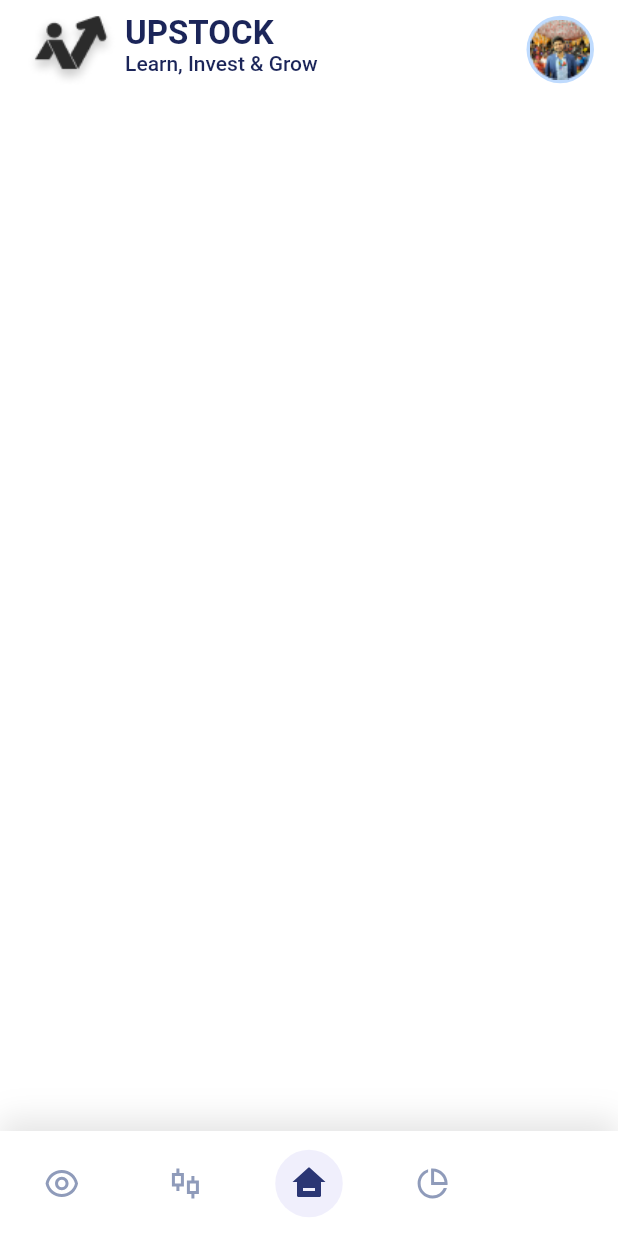
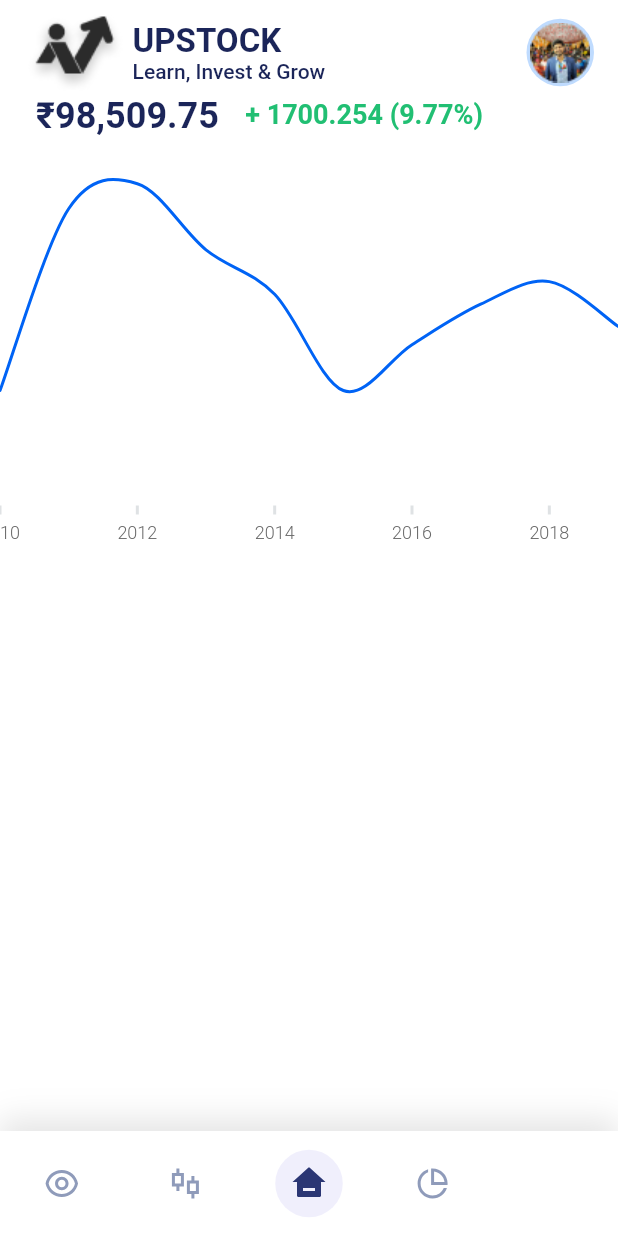
Before and after one commit to visionxStudio/upstock---Stock-market-prediction, a Flutter app: the screen it shows after launch, on a phone screen of 412 x 824 dp. Run offline on Flutter 3.47's test engine with Material 2 defaults, Android fonts, the phone set to English and light mode, and no system bars; our stand-ins replace animated_text_kit, auto_route, cloud_firestore, dio, firebase_auth, firebase_core and 7 more; accounts and stored records are empty; Roboto replaces fonts that are missing (Manrope).

Commit message:
nepse chart created

```diff
--- a/lib/main.dart
+++ b/lib/main.dart
@@ -1,7 +1,6 @@
 import 'package:auto_route/auto_route.dart';
 import 'package:firebase_core/firebase_core.dart';
 import 'package:flutter/material.dart';
-import 'package:flutter/services.dart';
 import 'package:flutter_riverpod/flutter_riverpod.dart';
 import 'package:upstock/src/common/service/shared_pref_provider.dart';
 
--- a/lib/src/common/constants/constants.dart
+++ b/lib/src/common/constants/constants.dart
@@ -31,8 +31,10 @@ const Color minimalInputField = Color(0xFFF1F5F9);
 // Colors for chips
 const Color kChipColor = Color(0xFFE9EDF7);
 const Color kCoursesTextColor = Color(0xFF47548C);
+const Color kProfitColor = Color(0xFF21BF73);
 
 const Color kPrimaryColor = Color(0xFF1B2559);
+const Color kPrimaryColor2 = Color(0xFF0063F5);
 const Color kSecondaryColor = Color(0xFFE0F3FF);
 const Color kPrimaryColorDark = Color(0xFF0B2B40);
 const Color kWhiteColor = Color(0xFFFFFFFF);
--- a/lib/src/features/homepage/homepage.dart
+++ b/lib/src/features/homepage/homepage.dart
@@ -2,6 +2,7 @@ import 'package:flutter/material.dart';
 import 'package:upstock/src/common/constants/constants.dart';
 import 'package:upstock/src/common/widgets/size/custom_size_widget.dart';
 import 'package:upstock/src/common/widgets/text/custom_normal_text_widget.dart';
+import 'package:upstock/src/features/homepage/widgets/nepse_chart.dart';
 
 class HomeScreen extends StatelessWidget {
   const HomeScreen({Key? key}) : super(key: key);
@@ -11,12 +12,14 @@ class HomeScreen extends StatelessWidget {
     return Scaffold(
       backgroundColor: kWhiteColor,
       appBar: PreferredSize(
-        preferredSize: const Size(double.infinity, kToolbarHeight + 10),
+        preferredSize: const Size(double.infinity, kToolbarHeight * 2),
         child: SafeArea(
           child: Padding(
             padding:
                 const EdgeInsets.symmetric(horizontal: 16.0, vertical: 8.0),
-            child: SizedBox(
+            child: Column(
+              children: [
+                SizedBox(
                   width: double.infinity,
                   child: Row(
                     mainAxisAlignment: MainAxisAlignment.spaceBetween,
@@ -58,10 +61,38 @@ class HomeScreen extends StatelessWidget {
                     ],
                   ),
                 ),
+                Padding(
+                  padding: const EdgeInsets.symmetric(horizontal: 8.0),
+                  child: Row(
+                    children: const [
+                      NormalText(
+                        "₹98,509.75",
+                        fontSize: kDefaultFontSize + 8,
+                        fontWeight: FontWeight.bold,
+                      ),
+                      WidthWidget(16.0),
+                      NormalText(
+                        "+ 1700.254 (9.77%)",
+                        color: kProfitColor,
+                        fontSize: kDefaultFontSize + 2,
+                        fontWeight: FontWeight.bold,
+                      ),
+                    ],
+                  ),
+                )
+              ],
             ),
           ),
         ),
-      body: Column(),
+      ),
+      body: Column(
+        children: const [
+          SizedBox(
+            height: 250.0,
+            child: NEPSEChart(),
+          ),
+        ],
+      ),
     );
   }
 }
--- a/lib/src/features/homepage/widgets/nepse_chart.dart
+++ b/lib/src/features/homepage/widgets/nepse_chart.dart
@@ -1,14 +1,77 @@
 import 'package:flutter/material.dart';
 import 'package:syncfusion_flutter_charts/charts.dart';
+import 'package:upstock/src/common/constants/constants.dart';
 
-class NEPSEChart extends StatelessWidget {
+class NEPSEChart extends StatefulWidget {
   const NEPSEChart({Key? key}) : super(key: key);
 
   @override
+  State<NEPSEChart> createState() => _NEPSEChartState();
+}
+
+class _NEPSEChartState extends State<NEPSEChart> {
+  late TooltipBehavior _tooltipBehavior;
+  @override
+  void initState() {
+    _tooltipBehavior = TooltipBehavior(
+      enable: true,
+      color: kGreyColor.withOpacity(0.5),
+      format: 'point.y',
+    );
+    super.initState();
+  }
+
+  @override
   Widget build(BuildContext context) {
-    return SizedBox(
-      height: 450,
-      child: SfCartesianChart(),
+    final List<ChartData> chartData = [
+      ChartData(2010, 2200.88),
+      ChartData(2011, 2265.52),
+      ChartData(2012, 2274.42),
+      ChartData(2013, 2250.91),
+      ChartData(2014, 2235.09),
+      ChartData(2015, 2200.88),
+      ChartData(2016, 2217.19),
+      ChartData(2017, 2231.57),
+      ChartData(2018, 2239.6),
+      ChartData(2019, 2223.7)
+    ];
+    return Scaffold(
+      body: Center(
+        child: SfCartesianChart(
+          tooltipBehavior: _tooltipBehavior,
+          enableMultiSelection: true,
+          plotAreaBorderWidth: 0,
+          margin: EdgeInsets.zero,
+          backgroundColor: kWhiteColor,
+          primaryXAxis: NumericAxis(
+            edgeLabelPlacement: EdgeLabelPlacement.shift,
+            majorGridLines: const MajorGridLines(width: 0),
+            axisLine: const AxisLine(width: 0),
+            majorTickLines: const MajorTickLines(
+                size: 6, width: 2, color: Color(0xFFDFE2E4)),
+          ),
+          primaryYAxis: NumericAxis(
+            isVisible: false,
+            majorGridLines: const MajorGridLines(width: 0),
+            axisLine: const AxisLine(width: 0),
+          ),
+          series: <ChartSeries>[
+            SplineSeries<ChartData, int>(
+              color: kPrimaryColor2,
+              dataSource: chartData,
+              enableTooltip: true,
+              xValueMapper: (ChartData data, _) => data.x,
+              yValueMapper: (ChartData data, _) => data.y,
+            )
+          ],
+        ),
+      ),
     );
   }
 }
+
+class ChartData {
+  ChartData(this.x, this.y);
+  final int x;
+  final double? y;
+}
--- a/lib/src/features/splash/upstock_splash.dart
+++ b/lib/src/features/splash/upstock_splash.dart
@@ -7,7 +7,6 @@ import 'package:loading_animation_widget/loading_animation_widget.dart';
 import 'package:upstock/src/common/constants/constants.dart';
 import 'package:upstock/src/common/utils/app_size_utils.dart';
 import 'package:upstock/src/common/widgets/size/custom_size_widget.dart';
-import 'package:upstock/src/features/navbar/navbar.dart';
 import 'package:upstock/src/routes/app_router.gr.dart';
 // import 'package:loading_animation_widget/loading_animation_widget.dart';
 
--- a/pubspec.yaml
+++ b/pubspec.yaml
@@ -46,7 +46,7 @@ dependencies:
   loading_animation_widget: ^1.2.0+1
   animated_text_kit: ^4.2.1
   flutter_remix: ^0.0.3
-  syncfusion_flutter_charts: ^20.1.57
+  syncfusion_flutter_charts: 20.1.57
 
 
   # The following adds the Cupertino Icons font to your application.
```
Also changed, not shown: pubspec.lock. Lines whose indentation alone changed are shown as unchanged.
